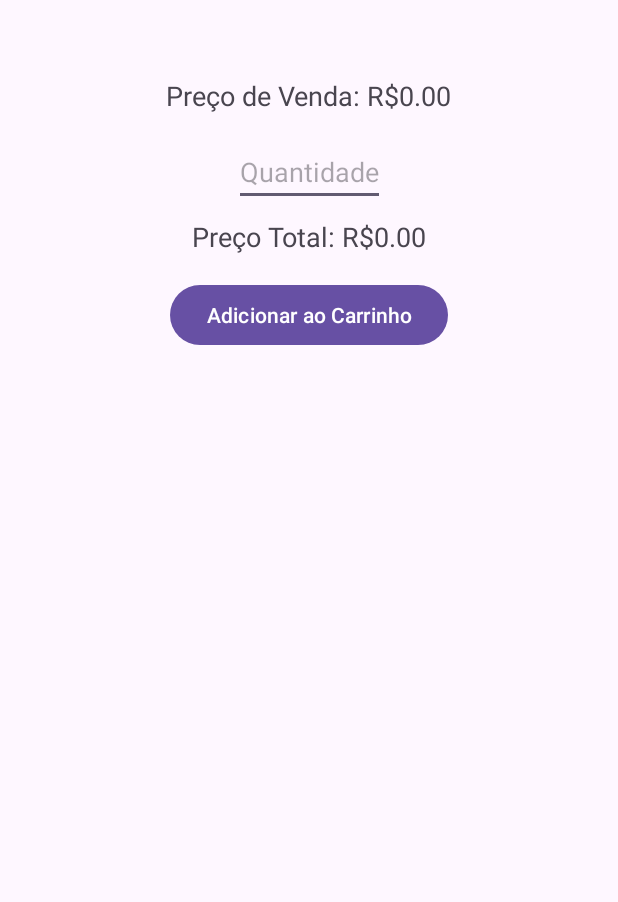
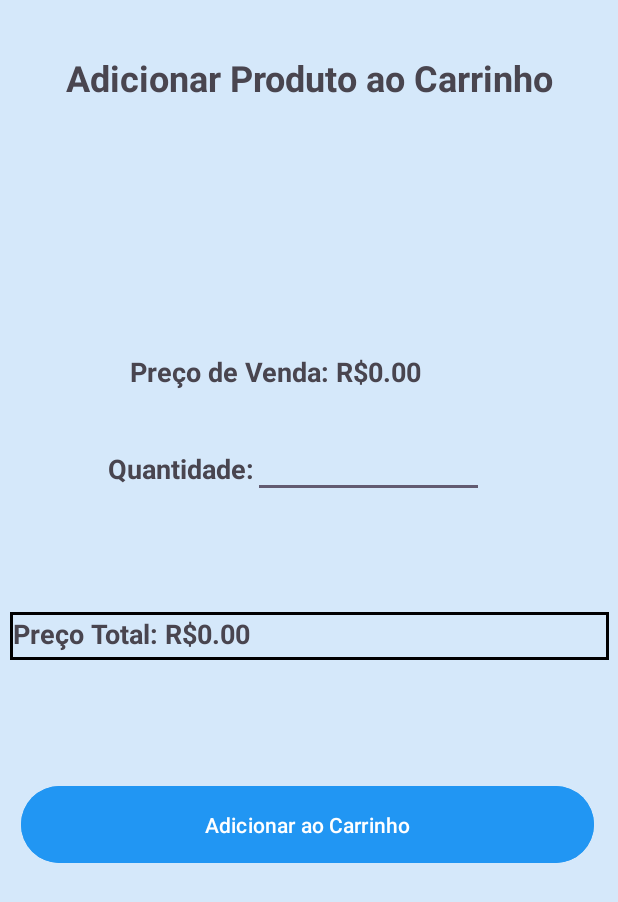
Before and after one commit to Weslley2005/Unificado, an Android app: the ACPVAlimento screen opened directly, with no data from a screen before it, on a phone screen of 412 x 824 dp. Shown: the top 902 px of the screen. Run offline under Robolectric (Android 15) with nearby library versions, the phone set to English and light mode, and no system bars; our stand-ins replace Firebase (no records; nobody signed in at launch, a user with empty details on screens opened directly).

Commit message:
Modulo IIII

```diff
--- a/app/src/main/java/br/unigran/tcc/ViewModel/ACPVAlimento.java
+++ b/app/src/main/java/br/unigran/tcc/ViewModel/ACPVAlimento.java
@@ -4,6 +4,7 @@ import android.content.Intent;
 import android.os.Bundle;
 import android.text.Editable;
 import android.text.TextWatcher;
+import android.view.Window;
 import android.widget.Button;
 import android.widget.EditText;
 import android.widget.TextView;
@@ -51,6 +52,10 @@ public class ACPVAlimento extends AppCompatActivity {
         nomeProduto.setText(nome);
         precoVenda.setText(String.format("Preço de Venda: R$%.2f", precoUnitario));
         precoTotal.setText(String.format("Preço Total: R$%.2f", precoUnitario * 0));
+
+        Window janela = getWindow();
+        janela.setStatusBarColor(getResources().getColor(android.R.color.black));
+        janela.setNavigationBarColor(getResources().getColor(android.R.color.black));
 
         qtdParaVenda.addTextChangedListener(new TextWatcher() {
             @Override
--- a/app/src/main/res/layout/activity_acpvalimento.xml
+++ b/app/src/main/res/layout/activity_acpvalimento.xml
@@ -3,71 +3,109 @@
     xmlns:app="http://schemas.android.com/apk/res-auto"
     xmlns:tools="http://schemas.android.com/tools"
     android:layout_width="match_parent"
+    android:background="@color/blue_light"
     android:layout_height="match_parent">
 
     <TextView
         android:id="@+id/textNomeProduto"
         android:layout_width="wrap_content"
         android:layout_height="wrap_content"
+        android:layout_marginStart="16dp"
+        android:layout_marginTop="168dp"
+        android:layout_marginEnd="16dp"
+        android:layout_marginBottom="20dp"
         android:text="Nome do Produto"
         android:textSize="20sp"
-        app:layout_constraintTop_toTopOf="parent"
+        android:textStyle="bold"
+        app:layout_constraintBottom_toTopOf="@+id/textPrecoVendaProduto"
+        app:layout_constraintEnd_toEndOf="parent"
+        app:layout_constraintHorizontal_bias="0.4"
         app:layout_constraintStart_toStartOf="parent"
-        app:layout_constraintEnd_toEndOf="parent"
-        android:layout_marginTop="16dp"
-        android:layout_marginStart="16dp"
-        android:layout_marginEnd="16dp"/>
+        app:layout_constraintTop_toTopOf="parent" />
 
     <TextView
         android:id="@+id/textPrecoVendaProduto"
         android:layout_width="wrap_content"
         android:layout_height="wrap_content"
+        android:layout_marginStart="16dp"
+        android:layout_marginTop="20dp"
+        android:layout_marginEnd="16dp"
+        android:layout_marginBottom="20dp"
         android:text="Preço de Venda: R$0.00"
         android:textSize="18sp"
-        app:layout_constraintTop_toBottomOf="@id/textNomeProduto"
+        android:textStyle="bold"
+        app:layout_constraintBottom_toTopOf="@+id/editQtdVenda"
+        app:layout_constraintEnd_toEndOf="parent"
+        app:layout_constraintHorizontal_bias="0.381"
         app:layout_constraintStart_toStartOf="parent"
+        app:layout_constraintTop_toBottomOf="@id/textNomeProduto" />
+
+    <TextView
+        android:id="@+id/textPrecoTotal"
+        android:layout_width="399dp"
+        android:layout_height="32dp"
+        android:layout_marginStart="16dp"
+        android:layout_marginTop="76dp"
+        android:layout_marginEnd="16dp"
+        android:background="@drawable/borda_recycleview"
+        android:text="Preço Total: R$0.00"
+        android:textSize="18sp"
+        android:textStyle="bold"
         app:layout_constraintEnd_toEndOf="parent"
-        android:layout_marginTop="8dp"
+        app:layout_constraintStart_toStartOf="parent"
+        app:layout_constraintTop_toBottomOf="@id/editQtdVenda" />
+
+    <Button
+        android:id="@+id/btnAdicionarCarrinho"
+        android:layout_width="382dp"
+        android:layout_height="59dp"
         android:layout_marginStart="16dp"
-        android:layout_marginEnd="16dp"/>
+        android:layout_marginTop="80dp"
+        android:layout_marginEnd="16dp"
+        android:backgroundTint="@color/Button"
+        android:text="Adicionar ao Carrinho"
+        app:layout_constraintEnd_toEndOf="parent"
+        app:layout_constraintHorizontal_bias="1.0"
+        app:layout_constraintStart_toStartOf="parent"
+        app:layout_constraintTop_toBottomOf="@id/textPrecoTotal" />
+
+    <TextView
+        android:id="@+id/textView38"
+        android:layout_width="wrap_content"
+        android:layout_height="wrap_content"
+        android:layout_marginStart="44dp"
+        android:layout_marginTop="35dp"
+        android:text="Adicionar Produto ao Carrinho"
+        android:textSize="24sp"
+        android:textStyle="bold"
+        app:layout_constraintStart_toStartOf="parent"
+        app:layout_constraintTop_toTopOf="parent" />
+
+    <TextView
+        android:id="@+id/textView39"
+        android:layout_width="wrap_content"
+        android:layout_height="wrap_content"
+        android:layout_marginStart="72dp"
+        android:layout_marginTop="40dp"
+        android:text="Quantidade:"
+        android:textSize="18sp"
+        android:textStyle="bold"
+        app:layout_constraintStart_toStartOf="parent"
+        app:layout_constraintTop_toBottomOf="@+id/textPrecoVendaProduto" />
 
     <EditText
         android:id="@+id/editQtdVenda"
-        android:layout_width="wrap_content"
-        android:layout_height="wrap_content"
+        android:layout_width="154dp"
+        android:layout_height="44dp"
         android:layout_marginStart="16dp"
-        android:layout_marginTop="16dp"
+        android:layout_marginTop="28dp"
         android:layout_marginEnd="16dp"
-        android:autoText="false"
-        android:hint="Quantidade"
+        android:autoText="true"
         android:inputType="number"
+        android:textStyle="bold"
         app:layout_constraintEnd_toEndOf="parent"
+        app:layout_constraintHorizontal_bias="0.675"
         app:layout_constraintStart_toStartOf="parent"
         app:layout_constraintTop_toBottomOf="@id/textPrecoVendaProduto" />
 
-    <TextView
-        android:id="@+id/textPrecoTotal"
-        android:layout_width="wrap_content"
-        android:layout_height="wrap_content"
-        android:text="Preço Total: R$0.00"
-        android:textSize="18sp"
-        app:layout_constraintTop_toBottomOf="@id/editQtdVenda"
-        app:layout_constraintStart_toStartOf="parent"
-        app:layout_constraintEnd_toEndOf="parent"
-        android:layout_marginTop="8dp"
-        android:layout_marginStart="16dp"
-        android:layout_marginEnd="16dp"/>
-
-    <Button
-        android:id="@+id/btnAdicionarCarrinho"
-        android:layout_width="wrap_content"
-        android:layout_height="wrap_content"
-        android:text="Adicionar ao Carrinho"
-        app:layout_constraintTop_toBottomOf="@id/textPrecoTotal"
-        app:layout_constraintStart_toStartOf="parent"
-        app:layout_constraintEnd_toEndOf="parent"
-        android:layout_marginTop="16dp"
-        android:layout_marginStart="16dp"
-        android:layout_marginEnd="16dp"/>
-
 </androidx.constraintlayout.widget.ConstraintLayout>
--- a/app/src/main/res/layout/activity_listar_pvalimentos.xml
+++ b/app/src/main/res/layout/activity_listar_pvalimentos.xml
@@ -31,7 +31,7 @@
             android:layout_width="match_parent"
             android:layout_height="38dp"
             android:layout_marginTop="16dp"
-            android:text="Lista de Produtos"
+            android:text="Vendas"
             android:textAlignment="center"
             android:textSize="24sp"
             android:textStyle="bold" />
```
Also changed, not shown: app/src/main/java/br/unigran/tcc/ViewModel/CarrinhoVendas.java (+42 -0 lines), app/src/main/res/layout/activity_carrinho_vendas.xml (+14 -5 lines).
